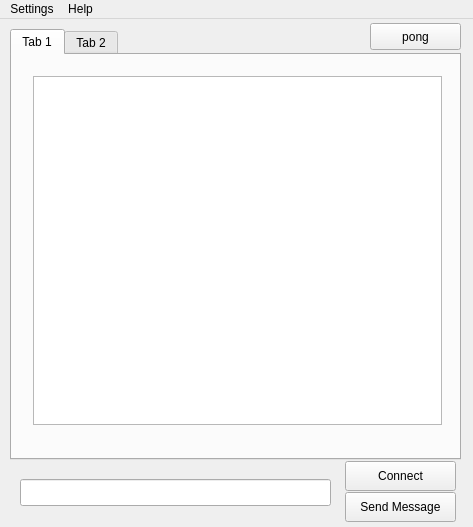
This is mainwindow.ui in troll-devs/wwwIRC as Qt 5 draws it before an edit. The edited form follows.
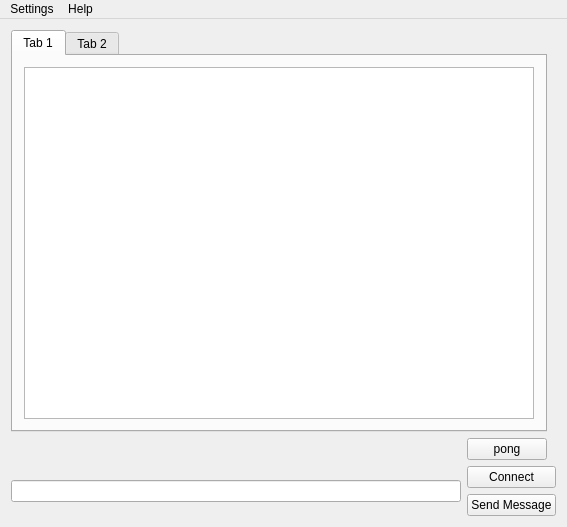
This is the edited form.

Commit message: Added receive and send messages, some commands are also working

```diff
--- a/mainwindow.ui
+++ b/mainwindow.ui
@@ -6,7 +6,7 @@
    <rect>
     <x>0</x>
     <y>0</y>
-    <width>473</width>
+    <width>567</width>
     <height>527</height>
    </rect>
   </property>
@@ -14,64 +14,26 @@
    <string>MainWindow</string>
   </property>
   <widget class="QWidget" name="centralWidget">
-   <widget class="QPushButton" name="pushButton">
-    <property name="geometry">
-     <rect>
-      <x>345</x>
-      <y>442</y>
-      <width>111</width>
-      <height>30</height>
-     </rect>
-    </property>
-    <property name="text">
-     <string>Connect</string>
-    </property>
-   </widget>
+   <layout class="QGridLayout" name="gridLayout">
+    <item row="3" column="1" colspan="2">
    <widget class="QPushButton" name="pushButton_2">
-    <property name="geometry">
-     <rect>
-      <x>345</x>
-      <y>473</y>
-      <width>111</width>
-      <height>30</height>
-     </rect>
-    </property>
     <property name="text">
      <string>Send Message</string>
     </property>
    </widget>
-   <widget class="QLineEdit" name="message">
-    <property name="geometry">
-     <rect>
-      <x>20</x>
-      <y>460</y>
-      <width>311</width>
-      <height>27</height>
-     </rect>
-    </property>
-   </widget>
-   <widget class="QPushButton" name="pushButton_3">
-    <property name="geometry">
-     <rect>
-      <x>370</x>
-      <y>4</y>
-      <width>91</width>
-      <height>27</height>
-     </rect>
-    </property>
+    </item>
+    <item row="2" column="1" colspan="2">
+     <widget class="QPushButton" name="pushButton">
     <property name="text">
-     <string>pong</string>
-    </property>
-   </widget>
+       <string>Connect</string>
+      </property>
+     </widget>
+    </item>
+    <item row="2" column="0" rowspan="2">
+     <widget class="QLineEdit" name="message"/>
+    </item>
+    <item row="0" column="0" colspan="2">
    <widget class="QTabWidget" name="tabWidget">
-    <property name="geometry">
-     <rect>
-      <x>10</x>
-      <y>10</y>
-      <width>451</width>
-      <height>431</height>
-     </rect>
-    </property>
     <property name="currentIndex">
      <number>0</number>
     </property>
@@ -79,35 +41,34 @@
      <attribute name="title">
       <string>Tab 1</string>
      </attribute>
-     <widget class="QWidget" name="gridLayoutWidget">
-      <property name="geometry">
-       <rect>
-        <x>10</x>
-        <y>10</y>
-        <width>431</width>
-        <height>371</height>
-       </rect>
-      </property>
-      <layout class="QGridLayout" name="gridLayout">
-       <item row="0" column="1">
+       <layout class="QGridLayout" name="gridLayout_2">
+        <item row="0" column="0">
         <widget class="QTextBrowser" name="chatBrowser"/>
        </item>
       </layout>
      </widget>
-    </widget>
     <widget class="QWidget" name="tab_2">
      <attribute name="title">
       <string>Tab 2</string>
      </attribute>
     </widget>
    </widget>
+    </item>
+    <item row="1" column="1">
+     <widget class="QPushButton" name="pushButton_3">
+      <property name="text">
+       <string>pong</string>
+      </property>
+     </widget>
+    </item>
+   </layout>
   </widget>
   <widget class="QMenuBar" name="menuBar">
    <property name="geometry">
     <rect>
      <x>0</x>
      <y>0</y>
-     <width>473</width>
+     <width>567</width>
      <height>23</height>
     </rect>
    </property>
```
Lines whose indentation alone changed are shown as unchanged. The commit also changes 3 other files.
